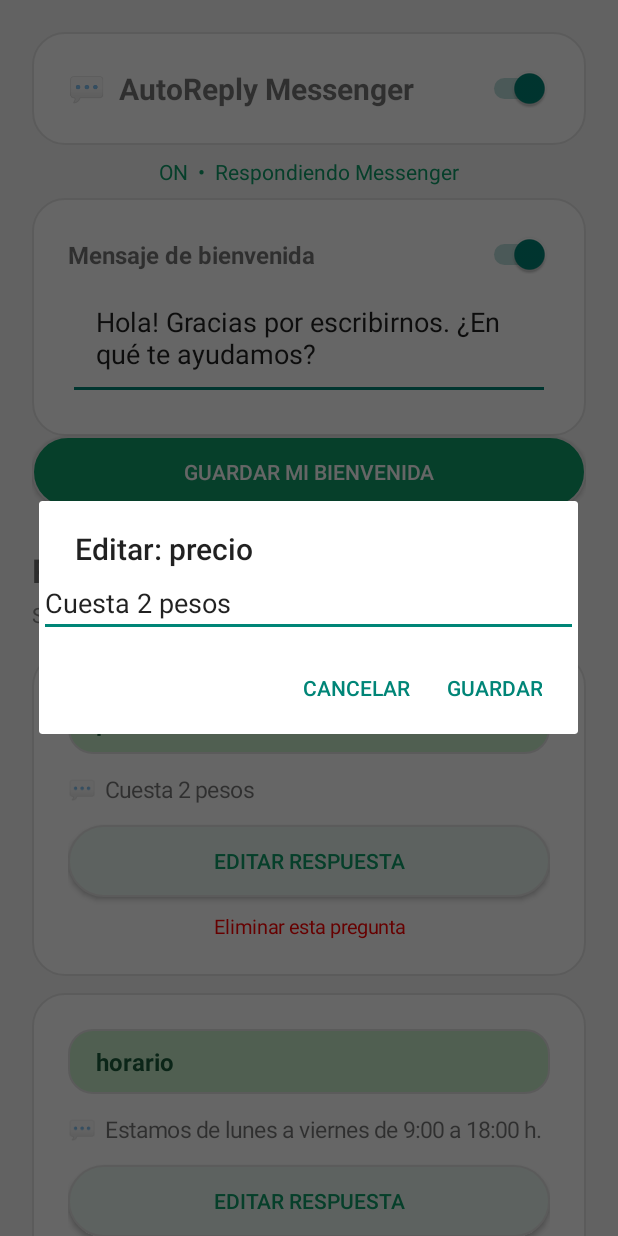
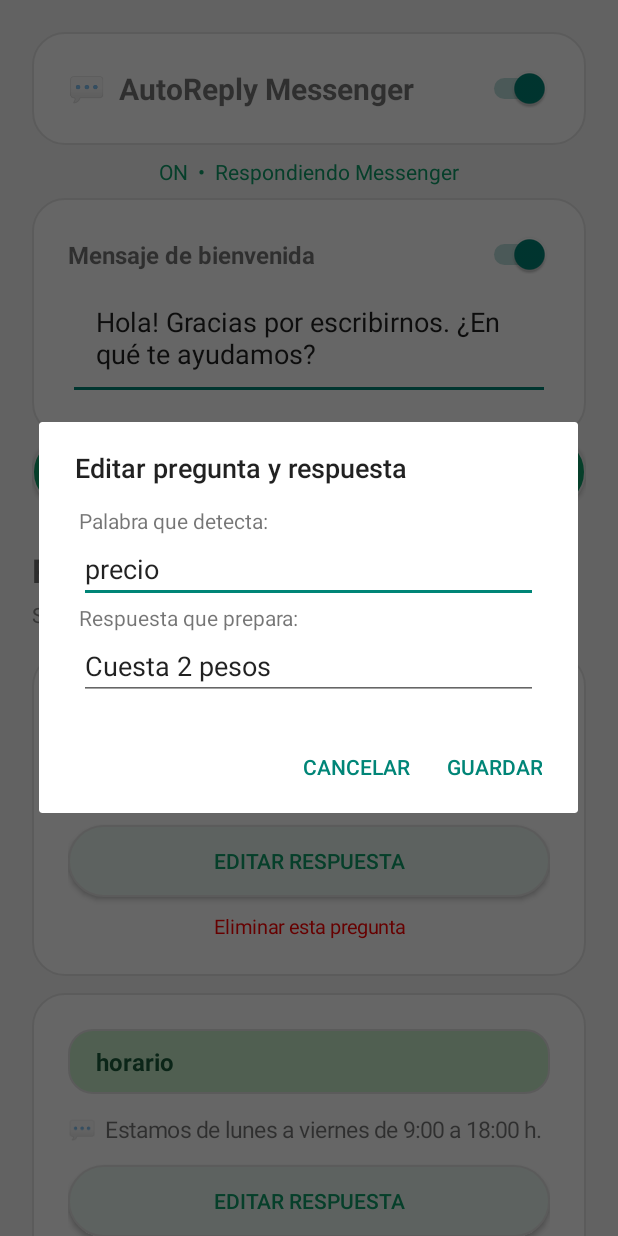
Before and after one commit to frondesignk-oss/Autoreply-Kyntek, an Android app: the screen it shows after launch (MainActivity), after a tap on "EDITAR RESPUESTA", on a phone screen of 412 x 824 dp. Run offline under Robolectric (Android 15) with nearby library versions, the phone set to English and light mode, and no system bars; 1 other tap on this screen came first.

Commit message:
Update MainActivity.kt

```diff
--- a/app/src/main/java/com/tuapp/mirespuestas/MainActivity.kt
+++ b/app/src/main/java/com/tuapp/mirespuestas/MainActivity.kt
@@ -167,13 +167,23 @@ class MainActivity : AppCompatActivity() {
             .show()
     }
 
-    private fun mostrarDialogoEditar(index: Int) {
-        val et = EditText(this).apply { setText(reglas[index].respuesta) }
+       private fun mostrarDialogoEditar(index: Int) {
+        val lay = LinearLayout(this).apply { orientation = LinearLayout.VERTICAL; setPadding(40, 20, 40, 20) }
+        val etP = EditText(this).apply { setText(reglas[index].pregunta) }
+        val etR = EditText(this).apply { setText(reglas[index].respuesta) }
+        lay.addView(TextView(this).apply { text = "Palabra que detecta:" })
+        lay.addView(etP)
+        lay.addView(TextView(this).apply { text = "Respuesta que prepara:" })
+        lay.addView(etR)
         AlertDialog.Builder(this)
-            .setTitle("Editar: " + reglas[index].pregunta)
-            .setView(et)
+            .setTitle("Editar pregunta y respuesta")
+            .setView(lay)
             .setPositiveButton("Guardar") { _, _ ->
-                reglas[index].respuesta = et.text.toString()
+                val p = etP.text.toString().trim()
+                val r = etR.text.toString().trim()
+                if (p.isEmpty() || r.isEmpty()) return@setPositiveButton
+                reglas[index].pregunta = p
+                reglas[index].respuesta = r
                 guardar()
                 render()
             }
```
